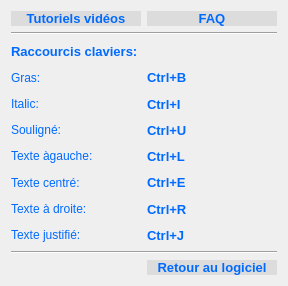
Qt form PhotosConsigne/ui/Help.ui (FlorianLance/PhotosConsigne) before a commit.
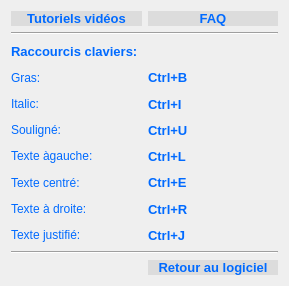
The same form after that commit.

```diff
--- a/PhotosConsigne/ui/Help.ui
+++ b/PhotosConsigne/ui/Help.ui
@@ -6,7 +6,7 @@
    <rect>
     <x>0</x>
     <y>0</y>
-    <width>284</width>
+    <width>289</width>
     <height>286</height>
    </rect>
   </property>
@@ -44,7 +44,7 @@
      </property>
      <property name="maximumSize">
       <size>
-       <width>130</width>
+       <width>16777215</width>
        <height>16777215</height>
       </size>
      </property>
@@ -128,7 +128,7 @@
      </property>
      <property name="maximumSize">
       <size>
-       <width>130</width>
+       <width>16777215</width>
        <height>16777215</height>
       </size>
      </property>
```
